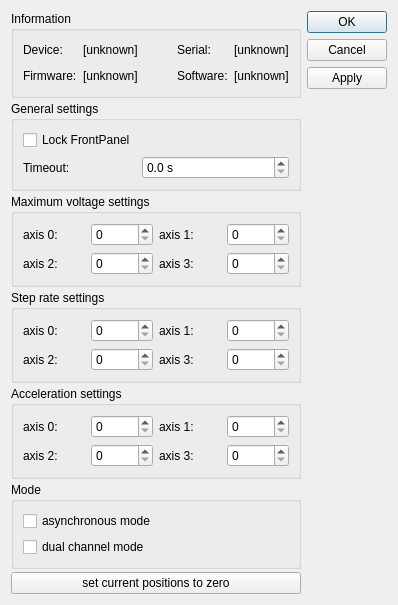
Old version of the form ThorlabsKCubeDCServo/dialogThorlabsKCubeDCServo.ui in the repository itom-project/plugins.
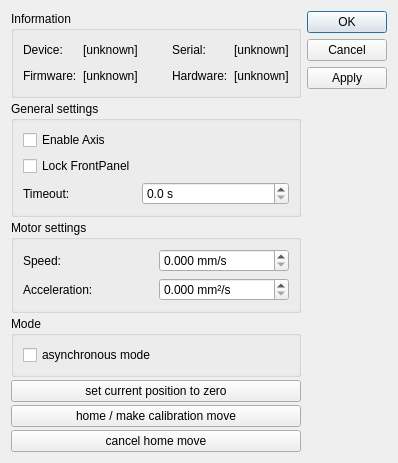
New version of the form.

Commit message: first running version of ThorlabsKCubeDCServo

```diff
--- a/ThorlabsKCubeDCServo/dialogThorlabsKCubeDCServo.ui
+++ b/ThorlabsKCubeDCServo/dialogThorlabsKCubeDCServo.ui
@@ -7,7 +7,7 @@
     <x>0</x>
     <y>0</y>
     <width>398</width>
-    <height>518</height>
+    <height>454</height>
    </rect>
   </property>
   <property name="windowTitle">
@@ -98,7 +98,7 @@
         <item row="1" column="3">
          <widget class="QLabel" name="label_3">
           <property name="text">
-           <string>Software:</string>
+           <string>Hardware:</string>
           </property>
          </widget>
         </item>
@@ -138,13 +138,13 @@
        </property>
        <layout class="QGridLayout" name="gridLayout">
         <item row="1" column="0">
-         <widget class="QLabel" name="label_11">
+         <widget class="QCheckBox" name="checkFrontPanel">
           <property name="text">
-           <string>Timeout:</string>
+           <string>Lock FrontPanel</string>
           </property>
          </widget>
         </item>
-        <item row="1" column="1">
+        <item row="2" column="1">
          <widget class="QDoubleSpinBox" name="spinTimeout">
           <property name="sizePolicy">
            <sizepolicy hsizetype="MinimumExpanding" vsizetype="Fixed">
@@ -175,10 +175,17 @@
           </property>
          </widget>
         </item>
+        <item row="2" column="0">
+         <widget class="QLabel" name="label_11">
+          <property name="text">
+           <string>Timeout:</string>
+          </property>
+         </widget>
+        </item>
         <item row="0" column="0">
-         <widget class="QCheckBox" name="checkFrontPanel">
+         <widget class="QCheckBox" name="checkEnableAxis">
           <property name="text">
-           <string>Lock FrontPanel</string>
+           <string>Enable Axis</string>
           </property>
          </widget>
         </item>
@@ -188,146 +195,42 @@
      <item>
       <widget class="QGroupBox" name="groupVoltage">
        <property name="title">
-        <string>Maximum voltage settings</string>
+        <string>Motor settings</string>
        </property>
        <layout class="QGridLayout" name="gridLayout_3">
         <item row="0" column="0">
          <widget class="QLabel" name="label_4">
           <property name="text">
-           <string>axis 0:</string>
+           <string>Speed:</string>
           </property>
          </widget>
         </item>
         <item row="0" column="1">
-         <widget class="QSpinBox" name="spinBoxAxis0MaxVol"/>
+         <widget class="QDoubleSpinBox" name="spinSpeed">
+          <property name="suffix">
+           <string> mm/s</string>
+          </property>
+          <property name="decimals">
+           <number>3</number>
+          </property>
+         </widget>
         </item>
-        <item row="0" column="2">
+        <item row="1" column="0">
          <widget class="QLabel" name="label_5">
           <property name="text">
-           <string>axis 1:</string>
+           <string>Acceleration:</string>
           </property>
          </widget>
         </item>
-        <item row="0" column="3">
-         <widget class="QSpinBox" name="spinBoxAxis1MaxVol"/>
-        </item>
-        <item row="1" column="0">
-         <widget class="QLabel" name="label_7">
-          <property name="text">
-           <string>axis 2:</string>
-          </property>
-         </widget>
-        </item>
-        <item row="1" column="2">
-         <widget class="QLabel" name="label_8">
-          <property name="text">
-           <string>axis 3:</string>
-          </property>
-         </widget>
-        </item>
         <item row="1" column="1">
-         <widget class="QSpinBox" name="spinBoxAxis2MaxVol"/>
-        </item>
-        <item row="1" column="3">
-         <widget class="QSpinBox" name="spinBoxAxis3MaxVol"/>
-        </item>
-       </layout>
-      </widget>
-     </item>
-     <item>
-      <widget class="QGroupBox" name="groupBox">
-       <property name="title">
-        <string>Step rate settings</string>
-       </property>
-       <layout class="QGridLayout" name="gridLayout_4">
-        <item row="0" column="0">
-         <widget class="QLabel" name="label_9">
-          <property name="text">
-           <string>axis 0:</string>
+         <widget class="QDoubleSpinBox" name="spinAccel">
+          <property name="suffix">
+           <string> mm²/s</string>
           </property>
-         </widget>
-        </item>
-        <item row="0" column="3">
-         <widget class="QSpinBox" name="spinBoxAxis1StepRate"/>
-        </item>
-        <item row="0" column="1">
-         <widget class="QSpinBox" name="spinBoxAxis0StepRate"/>
-        </item>
-        <item row="0" column="2">
-         <widget class="QLabel" name="label_10">
-          <property name="text">
-           <string>axis 1:</string>
+          <property name="decimals">
+           <number>3</number>
           </property>
          </widget>
-        </item>
-        <item row="1" column="0">
-         <widget class="QLabel" name="label_12">
-          <property name="text">
-           <string>axis 2:</string>
-          </property>
-         </widget>
-        </item>
-        <item row="1" column="1">
-         <widget class="QSpinBox" name="spinBoxAxis2StepRate"/>
-        </item>
-        <item row="1" column="2">
-         <widget class="QLabel" name="label_13">
-          <property name="text">
-           <string>axis 3:</string>
-          </property>
-         </widget>
-        </item>
-        <item row="1" column="3">
-         <widget class="QSpinBox" name="spinBoxAxis3StepRate"/>
-        </item>
-       </layout>
-      </widget>
-     </item>
-     <item>
-      <widget class="QGroupBox" name="groupBox_2">
-       <property name="title">
-        <string>Acceleration settings</string>
-       </property>
-       <layout class="QGridLayout" name="gridLayout_5">
-        <item row="0" column="1">
-         <widget class="QSpinBox" name="spinBoxAxis0Accel"/>
-        </item>
-        <item row="0" column="2">
-         <widget class="QLabel" name="label_15">
-          <property name="text">
-           <string>axis 1:</string>
-          </property>
-         </widget>
-        </item>
-        <item row="0" column="3">
-         <widget class="QSpinBox" name="spinBoxAxis1Accel"/>
-        </item>
-        <item row="0" column="0">
-         <widget class="QLabel" name="label_14">
-          <property name="text">
-           <string>axis 0:</string>
-          </property>
-         </widget>
-        </item>
-        <item row="1" column="0">
-         <widget class="QLabel" name="label_16">
-          <property name="text">
-           <string>axis 2:</string>
-          </property>
-         </widget>
-        </item>
-        <item row="1" column="1">
-         <widget class="QSpinBox" name="spinBoxAxis2Accel"/>
-        </item>
-        <item row="1" column="2">
-         <widget class="QLabel" name="label_17">
-          <property name="text">
-           <string>axis 3:</string>
-          </property>
-         </widget>
-        </item>
-        <item row="1" column="3">
-         <widget class="QSpinBox" name="spinBoxAxis3Accel"/>
         </item>
        </layout>
       </widget>
@@ -345,20 +248,27 @@
           </property>
          </widget>
         </item>
-        <item>
-         <widget class="QCheckBox" name="checkDualChannel">
-          <property name="text">
-           <string>dual channel mode</string>
-          </property>
-         </widget>
-        </item>
        </layout>
       </widget>
      </item>
      <item>
       <widget class="QPushButton" name="btnCalib">
        <property name="text">
-        <string>set current positions to zero</string>
+        <string>set current position to zero</string>
+       </property>
+      </widget>
+     </item>
+     <item>
+      <widget class="QPushButton" name="btnHome">
+       <property name="text">
+        <string>home / make calibration move</string>
+       </property>
+      </widget>
+     </item>
+     <item>
+      <widget class="QPushButton" name="btnHomeCancel">
+       <property name="text">
+        <string>cancel home move</string>
        </property>
       </widget>
      </item>
```
Left out of the diff: 12 changed lines with no effect on the pictures. The commit also changes 9 other files.
